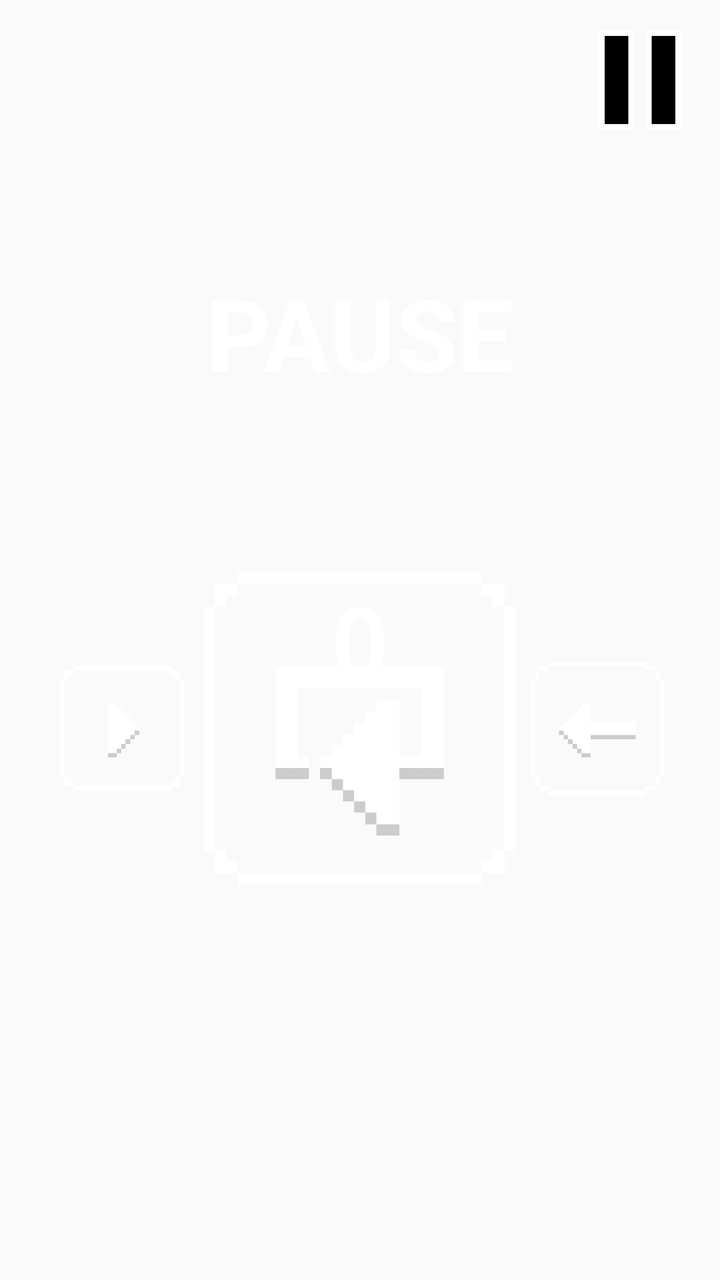
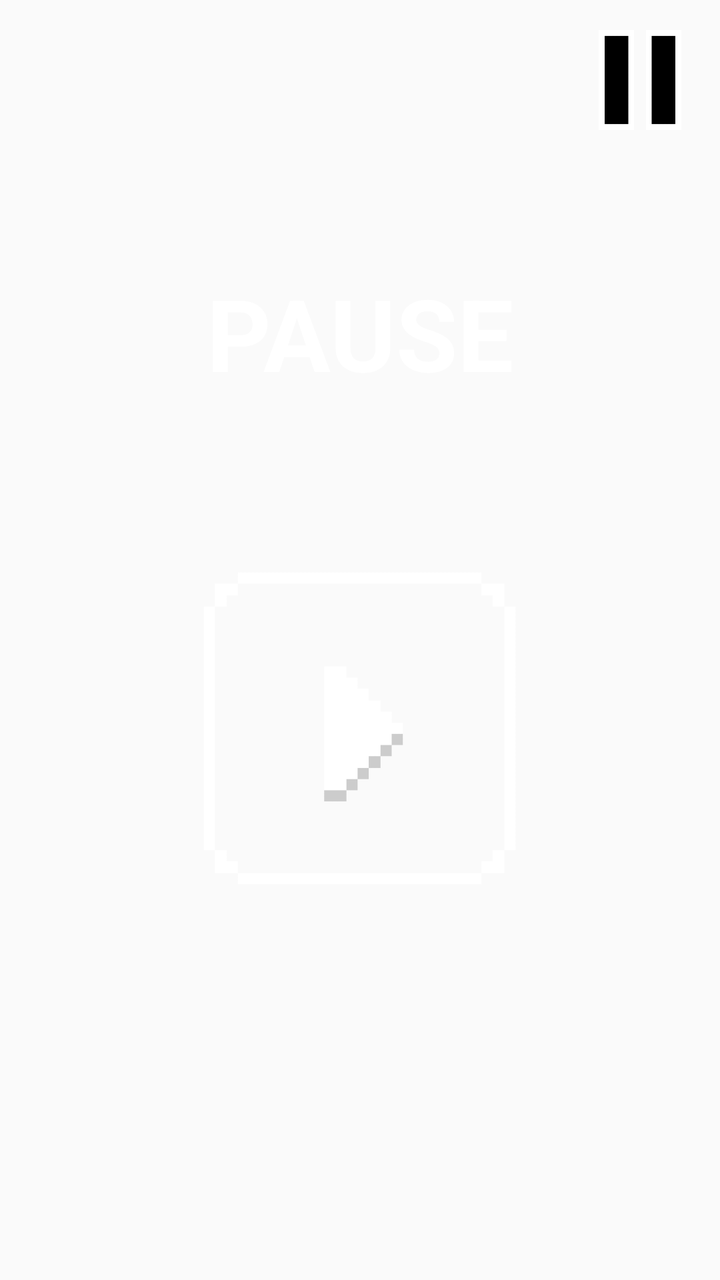

An Android layout rendered at two revisions. The XML below is the earlier revision; the diff shows what the commit changed to produce the second picture.
<!-- AndroidManifest.xml: application theme AppTheme -->
<!-- res/layout/game_layout.xml -->
<?xml version="1.0" encoding="utf-8"?>
<RelativeLayout android:id="@+id/lyt_game"
    android:visibility="visible"
    android:layout_width="match_parent"
    android:layout_height="match_parent"
    xmlns:android="http://schemas.android.com/apk/res/android">

    <TextView
        android:id="@+id/points"
        android:layout_width="wrap_content"
        android:layout_height="wrap_content"
        android:text="0"
        android:textSize="50dp"
        android:textStyle="bold"
        android:layout_centerHorizontal="true"
        android:layout_centerVertical="true"
        android:textColor="@android:color/white" />


    <LinearLayout
        android:id="@+id/btn_pause"
        android:layout_width="wrap_content"
        android:layout_height="wrap_content"
        android:layout_alignParentTop="true"
        android:layout_alignParentRight="true"
        android:layout_alignParentEnd="true" >

        <ImageView
            android:layout_width="50dp"
            android:layout_height="50dp"
            android:layout_margin="15dp"
            android:layout_marginTop="20dp"
            android:src="@drawable/pause"/>

    </LinearLayout>

    <include layout="@layout/pause_layout" />

</RelativeLayout>
<!-- res/layout/pause_layout.xml (included above) -->
<?xml version="1.0" encoding="utf-8"?>
<LinearLayout
    xmlns:android="http://schemas.android.com/apk/res/android"

    android:id="@+id/lyt_pause"
    android:layout_width="match_parent"
    android:layout_height="match_parent"
    android:orientation="vertical"
    android:visibility="visible"
    android:gravity="center"
    android:weightSum="7">

    <TextView
        android:id="@+id/pause"
        android:layout_width="wrap_content"
        android:layout_height="0dp"
        android:layout_weight="1"
        android:text="@string/pause"
        android:textColor="@android:color/white"
        android:textSize="50dp"
        android:textStyle="bold"
        android:layout_gravity="center_horizontal" />

    <LinearLayout
        android:layout_width="match_parent"
        android:layout_height="0dp"
        android:layout_weight="3"
        android:layout_margin="10dp"
        android:orientation="horizontal"
        android:gravity="center"
        android:weightSum="10">

        <LinearLayout
            android:id="@+id/resume"
            android:clickable="true"
            android:layout_width="0dp"
            android:layout_margin = "1dp"
            android:layout_weight="2"

            android:layout_height="wrap_content">

            <ImageView
                android:layout_width="match_parent"
                android:layout_height="match_parent"
                android:src="@drawable/play_final"/>

        </LinearLayout>

        <LinearLayout
            android:id="@+id/retry"
            android:clickable="true"
            android:layout_width="0dp"
            android:layout_margin = "1dp"
            android:layout_weight="5"
            android:layout_height="wrap_content">

            <ImageView
                android:layout_width="match_parent"
                android:layout_height="match_parent"
                android:src="@drawable/retry"/>

        </LinearLayout>

        <LinearLayout
            android:id="@+id/back_home"
            android:clickable="true"
            android:layout_width="0dp"
            android:layout_margin = "1dp"
            android:layout_weight="2"
            android:layout_height="wrap_content">

            <ImageView
                android:layout_width="match_parent"
                android:layout_height="match_parent"
                android:src="@drawable/backhome"/>

        </LinearLayout>

    </LinearLayout>

</LinearLayout>
<!-- resources referenced by this layout -->
<resources>
  <!-- drawable backhome: png bitmap (drawable, 8169 bytes) -->
  <!-- drawable pause: png bitmap (drawable, 2493 bytes) -->
  <!-- drawable play_final: png bitmap (drawable, 8595 bytes) -->
  <!-- drawable retry: png bitmap (drawable, 9672 bytes) -->
  <string name="pause">PAUSE</string>
  <style name="AppTheme" parent="Theme.AppCompat.Light.DarkActionBar">
          
          <item name="colorPrimary">@color/colorPrimary</item>
          <item name="colorPrimaryDark">@color/colorPrimaryDark</item>
          <item name="colorAccent">@color/colorAccent</item>
      </style>
  <color name="colorPrimary">#000000</color>
  <color name="colorPrimaryDark">#000000</color>
  <color name="colorAccent">#000000</color>
</resources>

<!-- the commit's change to res/layout/game_layout.xml (unified diff, before → after) -->
@@ -12,6 +12,7 @@
         android:text="0"
         android:textSize="50dp"
         android:textStyle="bold"
+        android:visibility="invisible"
         android:layout_centerHorizontal="true"
         android:layout_centerVertical="true"
         android:textColor="@android:color/white" />
@@ -70,12 +71,30 @@
         android:gravity="center"
         android:weightSum="10">
 
+
+
+        <LinearLayout
+            android:id="@+id/retry"
+            android:clickable="true"
+            android:layout_width="0dp"
+            android:layout_margin = "1dp"
+            android:layout_weight="2"
+            android:visibility="invisible"
+            android:layout_height="wrap_content">
+
+            <ImageView
+                android:layout_width="match_parent"
+                android:layout_height="match_parent"
+                android:src="@drawable/retry"/>
+
+        </LinearLayout>
+
         <LinearLayout
             android:id="@+id/resume"
             android:clickable="true"
             android:layout_width="0dp"
             android:layout_margin = "1dp"
-            android:layout_weight="2"
+            android:layout_weight="5"
 
             android:layout_height="wrap_content">
 
@@ -87,26 +106,12 @@
         </LinearLayout>
 
         <LinearLayout
-            android:id="@+id/retry"
-            android:clickable="true"
-            android:layout_width="0dp"
-            android:layout_margin = "1dp"
-            android:layout_weight="5"
-            android:layout_height="wrap_content">
-
-            <ImageView
-                android:layout_width="match_parent"
-                android:layout_height="match_parent"
-                android:src="@drawable/retry"/>
-
-        </LinearLayout>
-
-        <LinearLayout
             android:id="@+id/back_home"
             android:clickable="true"
             android:layout_width="0dp"
             android:layout_margin = "1dp"
             android:layout_weight="2"
+            android:visibility="invisible"
             android:layout_height="wrap_content">
 
             <ImageView
